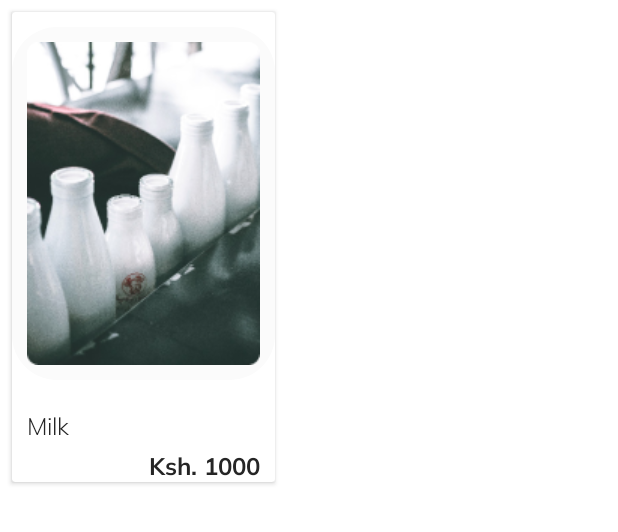
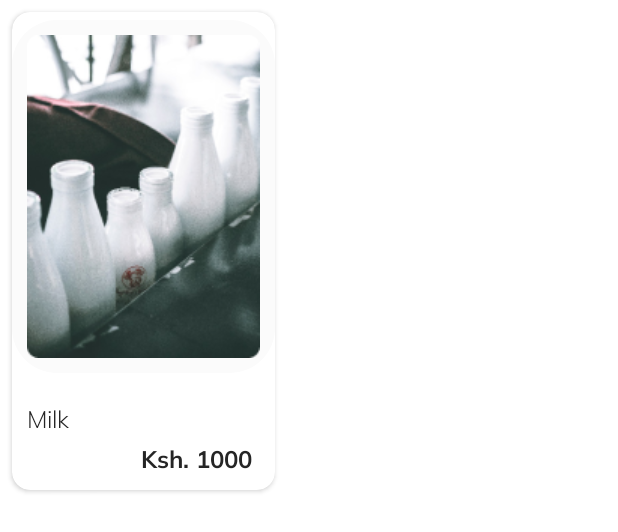
Before and after one commit to kariuki-joseph/farm2door, an Android app: the layout product_item.xml on its own in the app's theme, with its tools: preview values and no code run, on a phone screen of 412 x 824 dp. Shown: the top 532 px of the screen. Run offline under Robolectric (Android 15) with nearby library versions, the phone set to English and light mode, and no system bars.

Commit message:
fix: displaying items in a 2-col grid

```diff
--- a/app/src/main/res/layout/activity_base.xml
+++ b/app/src/main/res/layout/activity_base.xml
@@ -7,13 +7,14 @@
     tools:context=".BaseActivity">
 
     <FrameLayout
-        android:layout_width="match_parent"
+        android:layout_width="0dp"
         android:layout_height="0dp"
         android:id="@+id/fragment_container"
         app:layout_constraintBottom_toTopOf="@+id/bottomNavigationView"
         app:layout_constraintTop_toTopOf="parent"
-        app:layout_constraintVertical_bias="0.0"
         android:background="@color/bg_color"
+        app:layout_constraintStart_toStartOf="parent"
+        app:layout_constraintEnd_toEndOf="parent"
         />
 
     <com.google.android.material.bottomnavigation.BottomNavigationView
--- a/app/src/main/res/layout/product_item.xml
+++ b/app/src/main/res/layout/product_item.xml
@@ -3,16 +3,17 @@
     android:layout_width="wrap_content"
     android:layout_height="wrap_content"
     xmlns:app="http://schemas.android.com/apk/res-auto"
-    android:background="@drawable/rounded_background"
     android:layout_margin="8dp"
     android:padding="10dp"
     android:elevation="8dp"
+    app:cardCornerRadius="12dp"
     >
 
     <androidx.constraintlayout.widget.ConstraintLayout
         android:layout_width="match_parent"
         android:layout_height="wrap_content"
         android:id="@+id/clProduct"
+        android:paddingBottom="10dp"
         >
 
         <ImageView
@@ -21,7 +22,7 @@
             android:layout_height="wrap_content"
             android:background="@drawable/rounded_background"
             android:padding="10dp"
-            android:layout_marginTop="10dp"
+            android:layout_marginTop="5dp"
             android:scaleType="centerCrop"
             android:src="@drawable/img1"
             app:layout_constraintHorizontal_bias="0.5"
@@ -54,9 +55,8 @@
             android:textColor="@color/black_variant"
             android:textSize="16sp"
             android:textStyle="bold"
-            android:layout_marginEnd="10dp"
+            android:layout_marginEnd="15dp"
             app:layout_constraintEnd_toEndOf="parent"
             app:layout_constraintTop_toBottomOf="@+id/tvProductName" />
-
     </androidx.constraintlayout.widget.ConstraintLayout>
 </androidx.cardview.widget.CardView>
```
Also changed, not shown: app/src/main/java/com/example/farm2door/fragments/HomeFragment.java (+1 -14 lines), app/src/main/res/layout/fragment_home.xml (+18 -10 lines).
